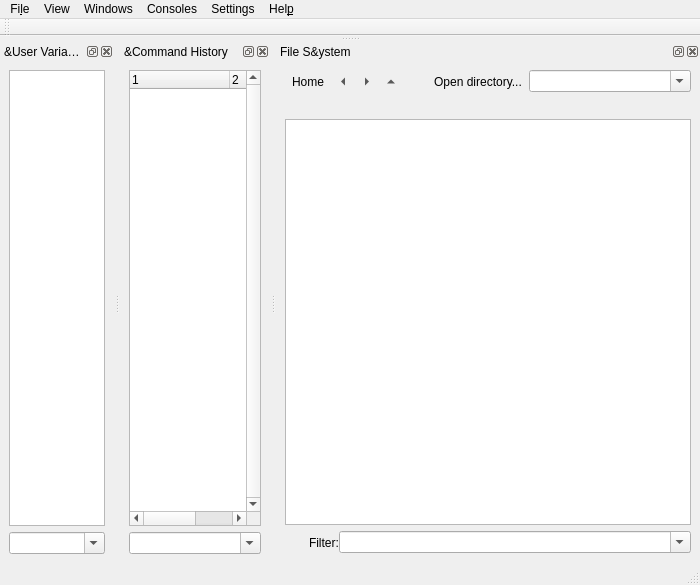
Old version of the form gui/mainwindow.ui in the repository ctigaret/scipyen.
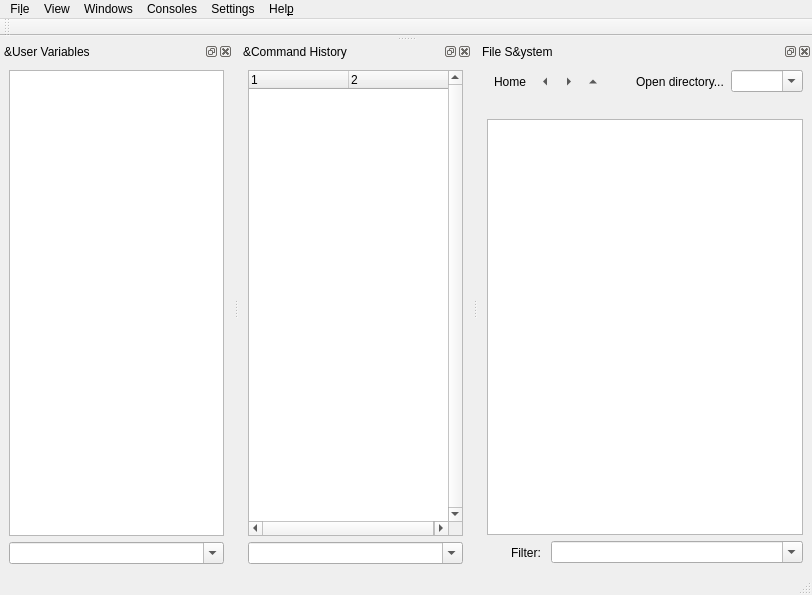
New version of the form. Icons and pictures are not drawn.

Commit message: Fixed behaviour of signal selection combo boxes

```diff
--- a/gui/mainwindow.ui
+++ b/gui/mainwindow.ui
@@ -7,10 +7,16 @@
    <rect>
     <x>0</x>
     <y>0</y>
-    <width>700</width>
-    <height>585</height>
+    <width>812</width>
+    <height>595</height>
    </rect>
   </property>
+  <property name="sizePolicy">
+   <sizepolicy hsizetype="Preferred" vsizetype="Preferred">
+    <horstretch>0</horstretch>
+    <verstretch>0</verstretch>
+   </sizepolicy>
+  </property>
   <property name="acceptDrops">
    <bool>true</bool>
   </property>
@@ -30,10 +36,16 @@
     <rect>
      <x>0</x>
      <y>0</y>
-     <width>700</width>
+     <width>812</width>
      <height>28</height>
     </rect>
    </property>
+   <property name="sizePolicy">
+    <sizepolicy hsizetype="Preferred" vsizetype="Minimum">
+     <horstretch>0</horstretch>
+     <verstretch>0</verstretch>
+    </sizepolicy>
+   </property>
    <widget class="QMenu" name="menuFile">
     <property name="title">
      <string>Fi&amp;le</string>
@@ -109,7 +121,7 @@
   <widget class="QStatusBar" name="statusbar"/>
   <widget class="QDockWidget" name="dockWidgetWorkspace">
    <property name="sizePolicy">
-    <sizepolicy hsizetype="Preferred" vsizetype="Expanding">
+    <sizepolicy hsizetype="Preferred" vsizetype="Preferred">
      <horstretch>0</horstretch>
      <verstretch>0</verstretch>
     </sizepolicy>
@@ -158,9 +170,6 @@
 
 NOTE: you can click anywhere in the row to select</string>
        </property>
-       <property name="sizeAdjustPolicy">
-        <enum>QAbstractScrollArea::AdjustToContents</enum>
-       </property>
        <property name="showDropIndicator" stdset="0">
         <bool>false</bool>
        </property>
@@ -194,6 +203,9 @@
        <attribute name="horizontalHeaderCascadingSectionResizes">
         <bool>true</bool>
        </attribute>
+       <attribute name="horizontalHeaderStretchLastSection">
+        <bool>true</bool>
+       </attribute>
        <attribute name="verticalHeaderVisible">
         <bool>true</bool>
        </attribute>
@@ -205,7 +217,7 @@
      <item>
       <widget class="QComboBox" name="varNameFilterFinderComboBox">
        <property name="sizePolicy">
-        <sizepolicy hsizetype="MinimumExpanding" vsizetype="Fixed">
+        <sizepolicy hsizetype="Preferred" vsizetype="Fixed">
          <horstretch>0</horstretch>
          <verstretch>0</verstretch>
         </sizepolicy>
@@ -229,7 +241,7 @@
   </widget>
   <widget class="QDockWidget" name="dockWidgetHistory">
    <property name="sizePolicy">
-    <sizepolicy hsizetype="Preferred" vsizetype="Expanding">
+    <sizepolicy hsizetype="Preferred" vsizetype="Preferred">
      <horstretch>0</horstretch>
      <verstretch>0</verstretch>
     </sizepolicy>
@@ -266,9 +278,6 @@
        <property name="horizontalScrollBarPolicy">
         <enum>Qt::ScrollBarAlwaysOn</enum>
        </property>
-       <property name="sizeAdjustPolicy">
-        <enum>QAbstractScrollArea::AdjustToContents</enum>
-       </property>
        <property name="showDropIndicator" stdset="0">
         <bool>false</bool>
        </property>
@@ -308,6 +317,9 @@
        <attribute name="headerShowSortIndicator" stdset="0">
         <bool>false</bool>
        </attribute>
+       <attribute name="headerStretchLastSection">
+        <bool>true</bool>
+       </attribute>
        <column>
         <property name="text">
          <string notr="true">1</string>
@@ -323,7 +335,7 @@
      <item>
       <widget class="QComboBox" name="commandFinderComboBox">
        <property name="sizePolicy">
-        <sizepolicy hsizetype="MinimumExpanding" vsizetype="Fixed">
+        <sizepolicy hsizetype="Preferred" vsizetype="Fixed">
          <horstretch>0</horstretch>
          <verstretch>0</verstretch>
         </sizepolicy>
@@ -347,7 +359,7 @@
   </widget>
   <widget class="QDockWidget" name="dockWidgetFileSystem">
    <property name="sizePolicy">
-    <sizepolicy hsizetype="Preferred" vsizetype="Expanding">
+    <sizepolicy hsizetype="Preferred" vsizetype="Preferred">
      <horstretch>0</horstretch>
      <verstretch>0</verstretch>
     </sizepolicy>
@@ -492,7 +504,7 @@
        <item>
         <widget class="QComboBox" name="directoryComboBox">
          <property name="sizePolicy">
-          <sizepolicy hsizetype="MinimumExpanding" vsizetype="Fixed">
+          <sizepolicy hsizetype="Preferred" vsizetype="Fixed">
            <horstretch>0</horstretch>
            <verstretch>0</verstretch>
           </sizepolicy>
@@ -527,7 +539,7 @@
        <item>
         <widget class="QLabel" name="currentDirLabel">
          <property name="sizePolicy">
-          <sizepolicy hsizetype="Ignored" vsizetype="Fixed">
+          <sizepolicy hsizetype="Preferred" vsizetype="Fixed">
            <horstretch>0</horstretch>
            <verstretch>0</verstretch>
           </sizepolicy>
@@ -540,9 +552,9 @@
        <item>
         <widget class="QTreeView" name="fileSystemTreeView">
          <property name="sizePolicy">
-          <sizepolicy hsizetype="Minimum" vsizetype="Expanding">
+          <sizepolicy hsizetype="Preferred" vsizetype="Expanding">
            <horstretch>0</horstretch>
-           <verstretch>0</verstretch>
+           <verstretch>1</verstretch>
           </sizepolicy>
          </property>
          <property name="contextMenuPolicy">
@@ -551,9 +563,6 @@
          <property name="acceptDrops">
           <bool>false</bool>
          </property>
-         <property name="sizeAdjustPolicy">
-          <enum>QAbstractScrollArea::AdjustToContentsOnFirstShow</enum>
-         </property>
          <property name="editTriggers">
           <set>QAbstractItemView::DoubleClicked</set>
          </property>
@@ -665,6 +674,12 @@
           </item>
           <item>
            <widget class="QLabel" name="filesFilterLabel">
+            <property name="sizePolicy">
+             <sizepolicy hsizetype="Fixed" vsizetype="Preferred">
+              <horstretch>0</horstretch>
+              <verstretch>0</verstretch>
+             </sizepolicy>
+            </property>
             <property name="text">
              <string>Filter:</string>
             </property>
@@ -673,10 +688,26 @@
             </property>
            </widget>
           </item>
+          <item>
+           <spacer name="horizontalSpacer">
+            <property name="orientation">
+             <enum>Qt::Horizontal</enum>
+            </property>
+            <property name="sizeType">
+             <enum>QSizePolicy::Maximum</enum>
+            </property>
+            <property name="sizeHint" stdset="0">
+             <size>
+              <width>10</width>
+              <height>20</height>
+             </size>
+            </property>
+           </spacer>
+          </item>
           <item>
            <widget class="QComboBox" name="fileSystemFilter">
             <property name="sizePolicy">
-             <sizepolicy hsizetype="MinimumExpanding" vsizetype="Fixed">
+             <sizepolicy hsizetype="Preferred" vsizetype="Fixed">
               <horstretch>0</horstretch>
               <verstretch>0</verstretch>
              </sizepolicy>
@@ -707,6 +738,12 @@
    </widget>
   </widget>
   <widget class="QToolBar" name="toolBar">
+   <property name="sizePolicy">
+    <sizepolicy hsizetype="Preferred" vsizetype="Fixed">
+     <horstretch>0</horstretch>
+     <verstretch>0</verstretch>
+    </sizepolicy>
+   </property>
    <property name="windowTitle">
     <string>toolBar</string>
    </property>
```
Left out of the diff: 6 changed lines with no effect on the pictures. The commit also changes 2 other files.
